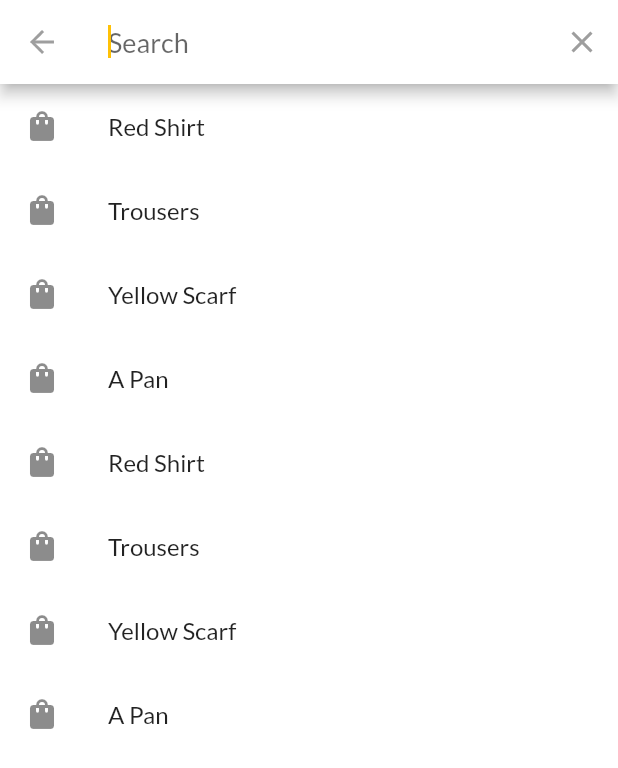
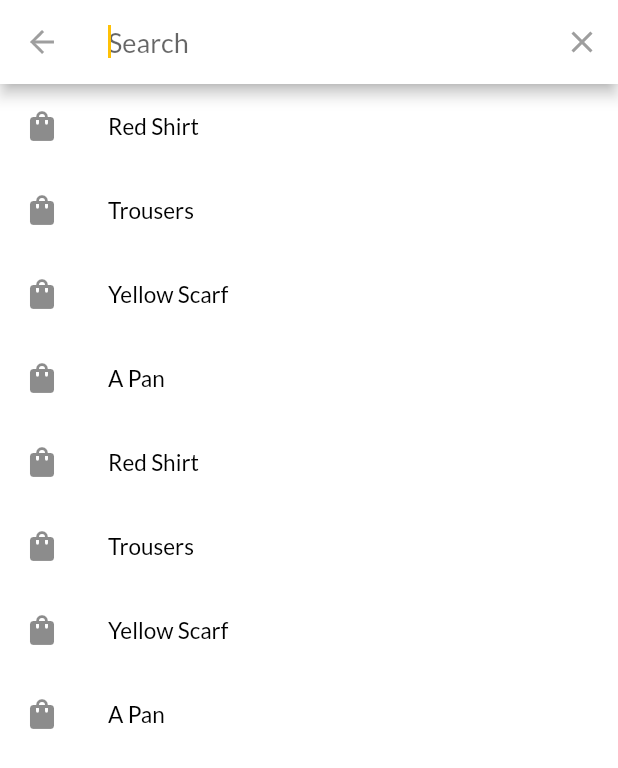
Before and after one commit to ilyakozlovdev/eShop, a Flutter app: the screen it shows after launch, after a tap on the "favorite outline" icon, after a tap on the "add shopping cart" icon, after a tap on the "search" icon, on a phone screen of 412 x 824 dp. Shown: the top 768 px of the screen. Run offline on Flutter 3.47's test engine with Material 2 defaults, Android fonts, the phone set to English and light mode, and no system bars; our stand-ins replace carousel_slider; network calls fail.

Commit message:
feat: added search delegate

```diff
--- a/lib/layouts/main_layout.dart
+++ b/lib/layouts/main_layout.dart
@@ -79,7 +79,13 @@ class _MainLayoutState extends State<MainLayout> {
 class DataSearh extends SearchDelegate<String> {
   @override
   List<Widget> buildActions(BuildContext context) {
-    return [IconButton(icon: Icon(Icons.clear), onPressed: () {})];
+    return [
+      IconButton(
+          icon: Icon(Icons.clear),
+          onPressed: () {
+            query = '';
+          })
+    ];
   }
 
   @override
@@ -89,7 +95,9 @@ class DataSearh extends SearchDelegate<String> {
         icon: AnimatedIcons.menu_arrow,
         progress: transitionAnimation,
       ),
-      onPressed: () {},
+      onPressed: () {
+        close(context, null);
+      },
     );
   }
 
@@ -174,18 +182,41 @@ class DataSearh extends SearchDelegate<String> {
       )
     ];
 
+    List<ProductProvider> filteredItems = _items
+        .where(
+          (element) =>
+              element.title.toLowerCase().contains(query.toLowerCase()),
+        )
+        .toList();
+
     return ListView.builder(
       itemBuilder: (context, index) => ListTile(
         leading: Icon(Icons.shopping_bag),
-        title: Text(_items[index].title),
+        title: query.length > 0
+            ? RichText(
+                text: TextSpan(
+                  text: filteredItems[index].title.substring(0, query.length),
+                  style: Theme.of(context).textTheme.bodyText2,
+                  children: [
+                    TextSpan(
+                        text:
+                            filteredItems[index].title.substring(query.length),
+                        style: TextStyle(color: Colors.grey))
+                  ],
+                ),
+              )
+            : Text(
+                filteredItems[index].title,
+                style: Theme.of(context).textTheme.bodyText2,
+              ),
         onTap: () {
           Navigator.of(context).pushNamed(
             '/product-details',
-            arguments: _items[index].id,
+            arguments: filteredItems[index].id,
           );
         },
       ),
-      itemCount: _items.length,
+      itemCount: filteredItems.length,
     );
   }
 }
--- a/lib/main.dart
+++ b/lib/main.dart
@@ -50,6 +50,10 @@ class EShopApp extends StatelessWidget {
                 fontFamily: 'Lato',
                 fontSize: 18,
                 fontWeight: FontWeight.w500),
+            bodyText2: TextStyle(
+                color: Colors.black,
+                fontSize: 15,
+                fontWeight: FontWeight.normal),
           ),
         ),
         home: HomePage(),
```
